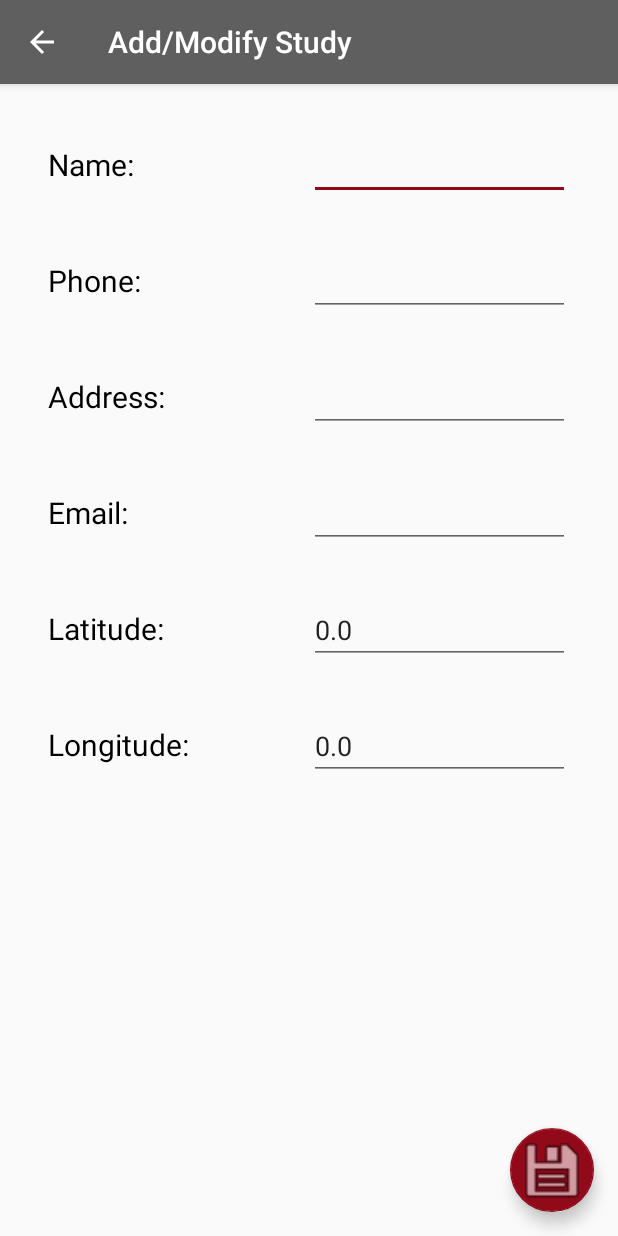
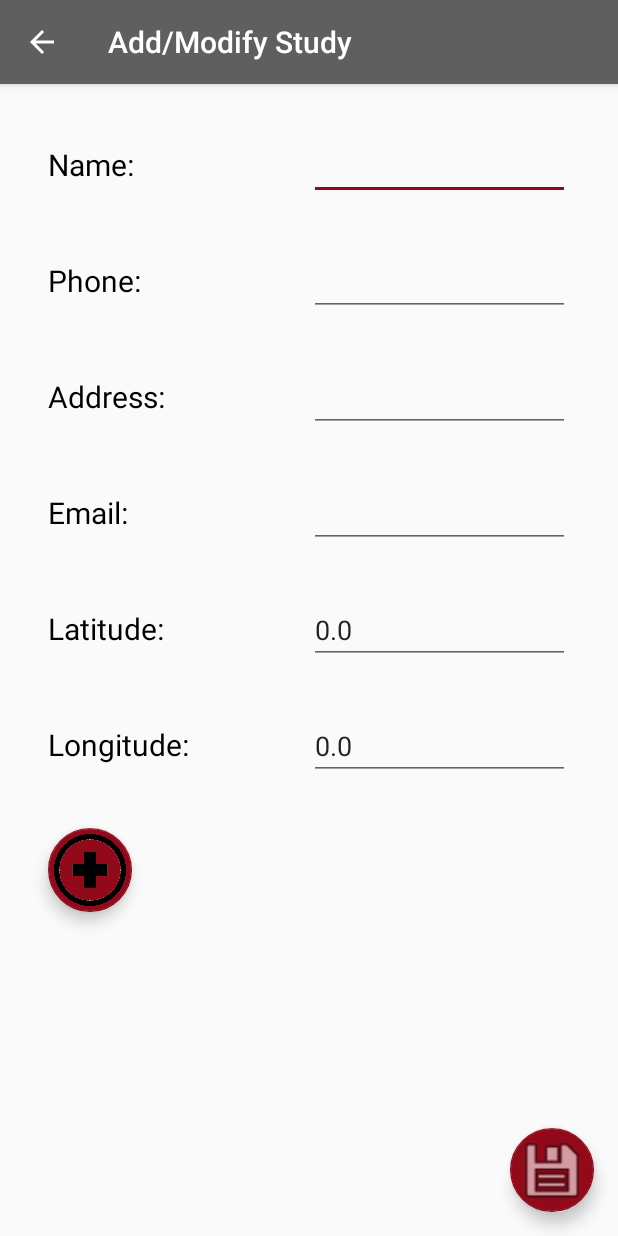
Before and after one commit to osoitz/Inkler, an Android app: the Activity_AnadirEstudio screen opened directly, with no data from a screen before it, on a phone screen of 412 x 824 dp. Run offline under Robolectric (Android 15) with nearby library versions, the phone set to English and light mode, and no system bars; Roboto replaces fonts that are not available here.

Commit message:
Merge branch 'master' of https://github.com/osoitz/Inkler into Kevin
# Conflicts:
#	app/src/main/java/com/example/inkler/DBlocal.java

```diff
--- a/app/src/main/res/layout/activity__anadir_estudio.xml
+++ b/app/src/main/res/layout/activity__anadir_estudio.xml
@@ -157,7 +157,15 @@
                 android:layout_weight="0.5"
                 android:inputType="numberSigned|numberDecimal" />
         </LinearLayout>
-
+        <com.google.android.material.floatingactionbutton.FloatingActionButton
+            android:id="@+id/btnAñadirWeb"
+            android:layout_width="wrap_content"
+            android:layout_height="wrap_content"
+            android:layout_margin="@dimen/fab_margin"
+            app:layout_constraintBottom_toBottomOf="parent"
+            app:layout_constraintEnd_toEndOf="parent"
+            app:maxImageSize="48dp"
+            app:srcCompat="@drawable/plus" />
 
     </LinearLayout>
 
--- a/app/src/main/res/values/strings.xml
+++ b/app/src/main/res/values/strings.xml
@@ -36,4 +36,6 @@
     <string name="contraseñabtn">Log in</string>
     <string name="ModificarTatuador">Modify Tattooist</string>
     <string name="labelFichaEstudio">Studio Info</string>
+    <string name="nuevaWeb">New Web</string>
+
 </resources>
```
Also changed, not shown: app/src/main/java/com/example/inkler/Activity_AnadirEstudio.java (+33 -1 lines), app/src/main/java/com/example/inkler/DBlocal.java (+8 -0 lines), 2 other files.
